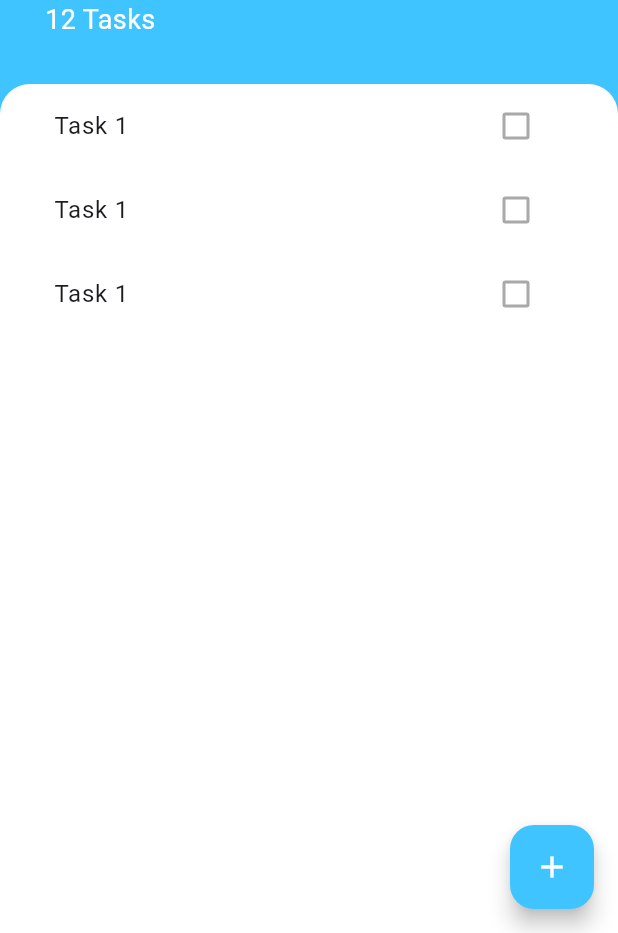
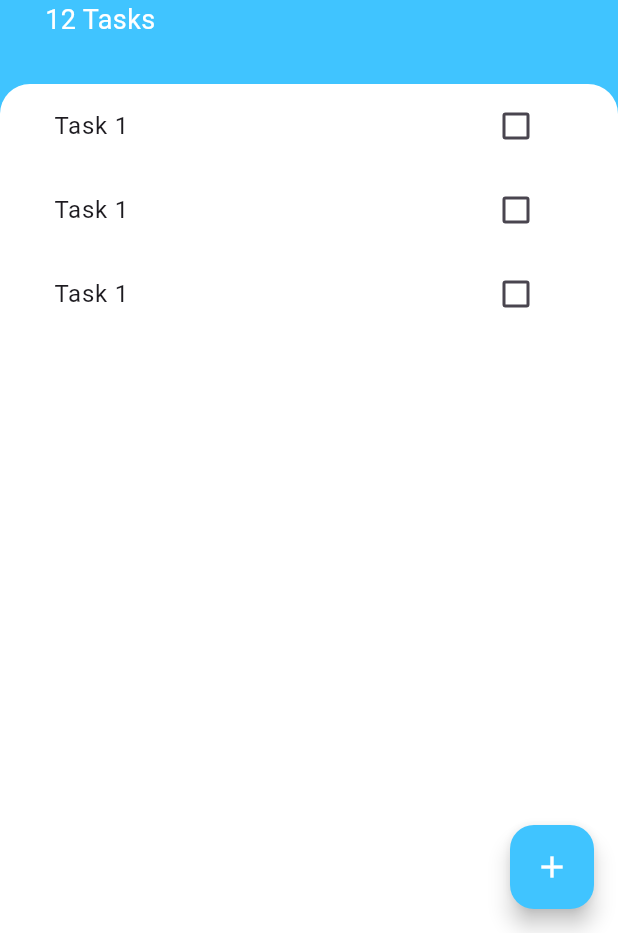
Before and after one commit to Zelikoo/Flutter_To_Doey, a Flutter app: the screen it shows after launch, on a phone screen of 412 x 824 dp, the part 303-1236 px from its top. Run offline on Flutter 3.47's test engine with Material 3 defaults, Android fonts, the phone set to English and light mode, and no system bars.

Commit message:
Refactor: Add checkbox functionality to TaskTile
This commit introduces the following changes:

-   Converts `TaskTile` to a `StatefulWidget` to manage its own state.
-   Adds a boolean `isChecked` state variable to `TaskTile` to track the checkbox status.
-   Implements a `checkboxCallback` function to update the `isChecked` state.
-   Adds a `TextDecoration.lineThrough` style to the task title when `isChecked` is true.
-   Creates a new `TaskCheckbox` widget to encapsulate the checkbox logic and styling.
-   Updates `TaskTile` to use the new `TaskCheckbox` widget.
-   Updates the `onChanged` callback in `TaskCheckbox` to use the passed `toggleCheckbox` function.

```diff
--- a/lib/widgets/task_tile.dart
+++ b/lib/widgets/task_tile.dart
@@ -1,11 +1,49 @@
 import 'package:flutter/material.dart';
 
-class TaskTile extends StatelessWidget {
+class TaskTile extends StatefulWidget {
+  @override
+  _TaskTileState createState() => _TaskTileState();
+}
+
+class _TaskTileState extends State<TaskTile> {
+  bool isChecked = false;
+
+  void checkboxCallback(bool checkboxState) {
+    setState(() {
+      isChecked = checkboxState;
+    });
+  }
+
   @override
   Widget build(BuildContext context) {
     return ListTile(
-      title: Text('Task 1'),
-      trailing: Checkbox(value: false, onChanged: null),
+      title: Text(
+        'Task 1',
+        style: TextStyle(
+          decoration: isChecked ? TextDecoration.lineThrough : null,
+        ),
+      ),
+      trailing: TaskCheckbox(
+        checkboxState: isChecked,
+        toggleCheckbox: checkboxCallback,
+      ),
     );
   }
 }
+
+class TaskCheckbox extends StatelessWidget {
+  final bool checkboxState;
+  final Function toggleCheckbox;
+
+  TaskCheckbox({required this.checkboxState, required this.toggleCheckbox});
+
+  @override
+  Widget build(BuildContext context) {
+    return Checkbox(
+      value: checkboxState,
+      onChanged: (newValue) {
+        toggleCheckbox;
+      },
+    );
+  }
+}
```
